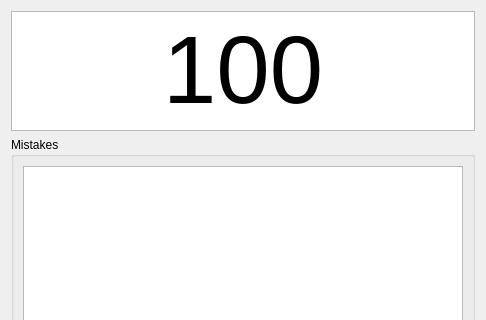
This is UIs/TestResultDialog.ui in PelerYuan/HaoCiKuaiJi3.0 as Qt 5 draws it before an edit; both pictures show x 0 to 486 and y 0 to 320 of the 486 by 529 pixel window. The edited form follows.
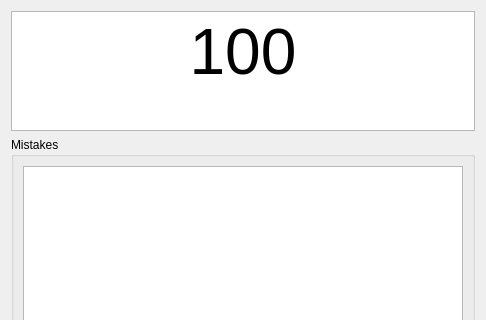
This is the edited form.

The edit to the form file:
```diff
--- a/UIs/TestResultDialog.ui
+++ b/UIs/TestResultDialog.ui
@@ -36,7 +36,7 @@
 li.unchecked::marker { content: &quot;\2610&quot;; }
 li.checked::marker { content: &quot;\2612&quot;; }
 &lt;/style&gt;&lt;/head&gt;&lt;body style=&quot; font-family:'Segoe UI'; font-size:9pt; font-weight:400; font-style:normal;&quot;&gt;
-&lt;p align=&quot;center&quot; style=&quot; margin-top:0px; margin-bottom:0px; margin-left:0px; margin-right:0px; -qt-block-indent:0; text-indent:0px;&quot;&gt;&lt;span style=&quot; font-size:72pt;&quot;&gt;100&lt;/span&gt;&lt;/p&gt;&lt;/body&gt;&lt;/html&gt;</string>
+&lt;p align=&quot;center&quot; style=&quot; margin-top:0px; margin-bottom:0px; margin-left:0px; margin-right:0px; -qt-block-indent:0; text-indent:0px;&quot;&gt;&lt;span style=&quot; font-size:48pt;&quot;&gt;100&lt;/span&gt;&lt;/p&gt;&lt;/body&gt;&lt;/html&gt;</string>
      </property>
     </widget>
    </item>
```
Left out of the diff: 2 changed lines with no effect on the pictures.
